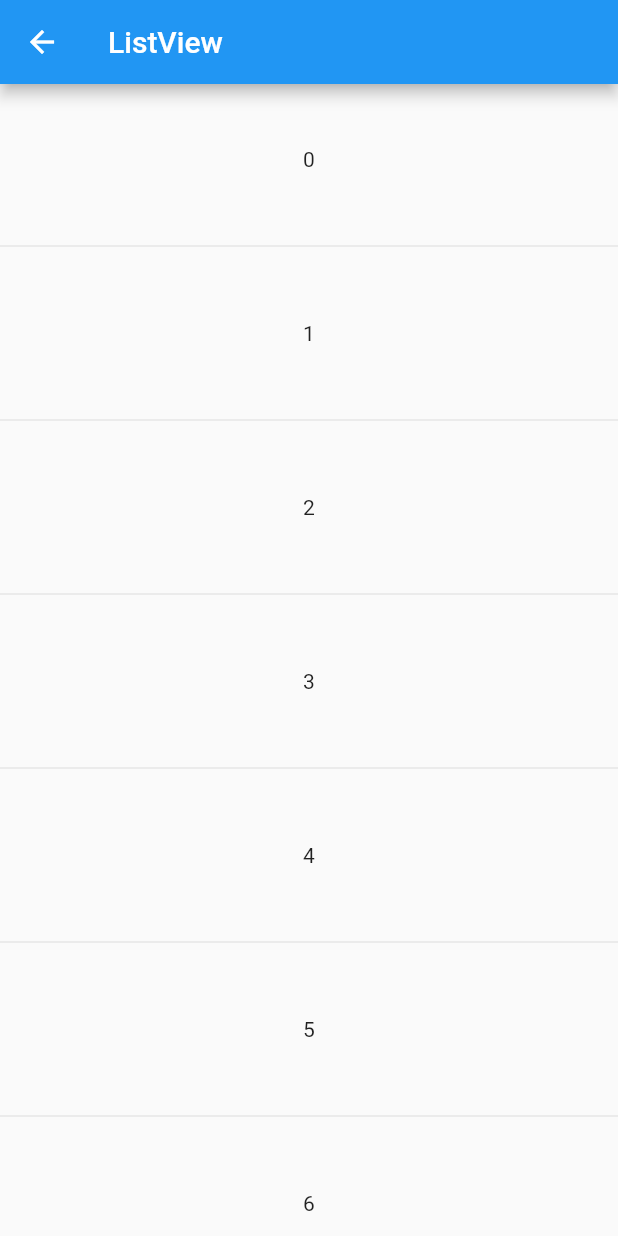
After one commit to dongqihouse/flutter_study, a Flutter app: the ScrollablePage screen opened directly, after a tap on "ListView", on a phone screen of 412 x 824 dp. The commit adds this screen. Run offline on Flutter 3.47's test engine with Material 2 defaults, Android fonts, the phone set to English and light mode, and no system bars; our stand-ins replace introduction_screen.

Commit message:
feat |> ListView

```diff
--- a/lib/main.dart
+++ b/lib/main.dart
@@ -1,5 +1,6 @@
 import 'package:flutter/material.dart';
 import 'package:flutter_study/third/thrid_list_page.dart';
+import 'package:flutter_study/widgets/scrollable/scrollable_page.dart';
 import 'package:flutter_study/widgets/widgets_list_page.dart';
 
 void main() {
@@ -56,6 +57,15 @@ class MainMenuPage extends StatelessWidget {
               ),
             ),
           ),
+          ListTile(
+            title: Text('Scrollable专题'),
+            onTap: () => Navigator.push(
+              context,
+              MaterialPageRoute(
+                builder: (context) => ScrollablePage(),
+              ),
+            ),
+          ),
         ],
       ),
     );
--- /dev/null
+++ b/lib/widgets/scrollable/listview_page.dart
@@ -0,0 +1,46 @@
+import 'package:flutter/material.dart';
+
+class ListViewPage extends StatelessWidget {
+  const ListViewPage({Key? key}) : super(key: key);
+
+  @override
+  Widget build(BuildContext context) {
+    return Scaffold(
+      appBar: AppBar(
+        title: Text('ListView'),
+      ),
+      body: ListView.separated(
+        separatorBuilder: (context, index) {
+          return Divider();
+        },
+        itemCount: 88,
+        cacheExtent: 100,
+        itemBuilder: (context, index) {
+          return LayoutBuilder(
+            builder: (context, constraints) {
+              print(constraints.isTight);
+              print('minWidth ${constraints.minWidth}, maxWidth ${constraints.maxWidth}');
+              print('minHeight ${constraints.minHeight}, maxHeight ${constraints.maxHeight}');
+              return Container(
+                height: 100,
+                alignment: Alignment.center,
+                child: Text('$index'),
+              );
+            },
+          );
+        },
+      ),
+    );
+  }
+}
+
+// 1. ListView 默认是不复用， 要使用builder构造函数才会复用
+// 2. 如果要合理的处理 cell widget之间的分割，可以使用separated这个构造函数，来专门构造separated widget
+// 3. 默认是无限加载，可以使用itemCount来指定数量
+// 4. builder cache 会预加载屏幕外widget, 范围是屏幕的1/3,这个范围可以使用cacheExtent来调节具体的预加载范围
+
+// -- 题外
+// 1. 如何构建一个居中content的cell widget
+// Container 是一个万能组件
+// 2. Container的宽高 到底有什么因素影响呢？
+// 向下传递约束， 向上返回大小
--- /dev/null
+++ b/lib/widgets/scrollable/scrollable_page.dart
@@ -0,0 +1,27 @@
+
+import 'package:flutter/material.dart';
+import 'package:flutter_study/widgets/scrollable/listview_page.dart';
+
+class ScrollablePage extends StatelessWidget {
+  const ScrollablePage({Key? key}) : super(key: key);
+
+  @override
+  Widget build(BuildContext context) {
+    return Scaffold(
+      appBar: AppBar(title: Text('Scrollable'),),
+      body: ListView(
+        children: [
+          ListTile(
+            title: Text('ListView'),
+            onTap: () => Navigator.push(
+              context,
+              MaterialPageRoute(
+                builder: (context) => ListViewPage(),
+              ),
+            ),
+          ),
+        ],
+      ),
+    );
+  }
+}
```
